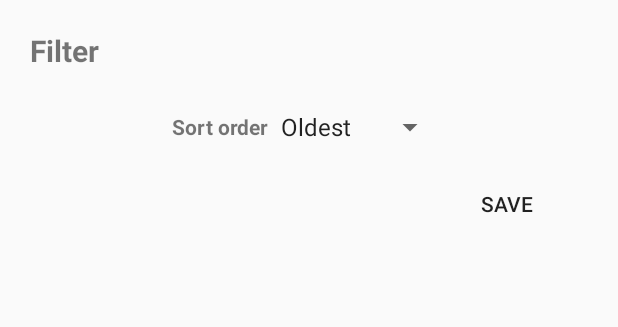
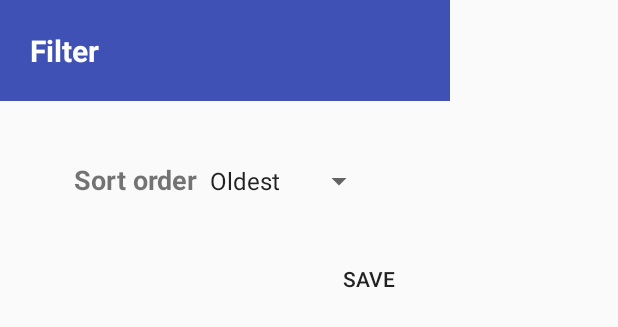
Before and after one commit to aayazkhan/NewYorkTimesAPI, an Android app: the layout dialog_filter.xml on its own in the app's theme, with its tools: preview values and no code run, on a phone screen of 412 x 824 dp. Shown: the top 327 px of the screen. Run offline under Robolectric (Android 15) with nearby library versions, the phone set to English and light mode, and no system bars.

Commit message:
4rd Commit

```diff
--- a/app/build.gradle
+++ b/app/build.gradle
@@ -4,7 +4,7 @@ android {
     compileSdkVersion 27
     defaultConfig {
         applicationId "com.newyorktimesapi.example"
-        minSdkVersion 14
+        minSdkVersion 15
         targetSdkVersion 27
         versionCode 1
         versionName "1.0"
@@ -47,8 +47,6 @@ dependencies {
     implementation 'com.squareup.picasso:picasso:2.5.2'
     implementation 'com.jakewharton.picasso:picasso2-okhttp3-downloader:1.0.2'
 
-    implementation 'com.android.support.constraint:constraint-layout:1.1.3'
     testImplementation 'junit:junit:4.12'
-    androidTestImplementation 'com.android.support.test:runner:1.0.2'
-    androidTestImplementation 'com.android.support.test.espresso:espresso-core:3.0.2'
+    testImplementation 'org.mockito:mockito-all:1.10.19'
 }
--- a/app/src/main/java/com/newyorktimesapi/example/MainActivity.java
+++ b/app/src/main/java/com/newyorktimesapi/example/MainActivity.java
@@ -3,7 +3,6 @@ package com.newyorktimesapi.example;
 import android.app.Dialog;
 import android.support.v4.view.MenuItemCompat;
 import android.support.v4.widget.DrawerLayout;
-import android.support.v7.app.ActionBarDrawerToggle;
 import android.support.v7.app.AppCompatActivity;
 import android.os.Bundle;
 import android.support.v7.widget.DividerItemDecoration;
@@ -44,8 +43,9 @@ public class MainActivity extends AppCompatActivity implements IMainActivityView
     @BindView(R.id.recyclerView)
     RecyclerView recyclerView;
 
+    private WebServiceCalls.Data data;
+
     private RecyclerViewAdapter recyclerViewAdapter;
-
     private MainActivityPresenter presenter;
 
     private Dialog filterDialog = null;
@@ -64,16 +64,18 @@ public class MainActivity extends AppCompatActivity implements IMainActivityView
         recyclerView.setLayoutManager(new LinearLayoutManager(this));
         recyclerView.addItemDecoration(new DividerItemDecoration(MainActivity.this, DividerItemDecoration.VERTICAL));
 
-        WebServiceCalls.Data data = new WebServiceCalls(service).new Data();
+        data = new WebServiceCalls(service).new Data();
 
+        downloadDataAndShow();
+    }
+
+    private void downloadDataAndShow() {
         data.getDetails(MainActivity.this, "29c609617ba4444488768d34ba666018", new NetworkOperations(true) {
+
             @Override
             public void onSuccess(Bundle msg) {
-
                 ArrayList<Result> results = (ArrayList<Result>) msg.getSerializable("data");
-
                 presenter = new MainActivityPresenter(MainActivity.this, results);
-
             }
 
             @Override
@@ -81,7 +83,6 @@ public class MainActivity extends AppCompatActivity implements IMainActivityView
                 PopMessage.makelongtoast(MainActivity.this, msg.getString("message"));
             }
         });
-
     }
 
     @Override
@@ -141,12 +142,11 @@ public class MainActivity extends AppCompatActivity implements IMainActivityView
             }
 
             final Spinner spinnerSortOrder = (Spinner) filterDialog.findViewById(R.id.spinnerSortOrder);
+
             Button btnSubmit = (Button) filterDialog.findViewById(R.id.btnSubmit);
             btnSubmit.setOnClickListener(new View.OnClickListener() {
                 @Override
                 public void onClick(View v) {
-                    //TODO
-
                     String orderBy = spinnerSortOrder.getSelectedItem().toString();
 
                     presenter.updateFilter(orderBy, recyclerViewAdapter.getResults());
--- a/app/src/main/res/layout/dialog_filter.xml
+++ b/app/src/main/res/layout/dialog_filter.xml
@@ -1,32 +1,41 @@
 <?xml version="1.0" encoding="utf-8"?>
 <LinearLayout xmlns:android="http://schemas.android.com/apk/res/android"
-    xmlns:tools="http://schemas.android.com/tools"
-    android:layout_width="match_parent"
+    android:layout_width="300dp"
     android:layout_height="wrap_content"
-    android:orientation="vertical"
-    android:padding="20dp">
+    android:orientation="vertical">
 
     <TextView
         android:id="@+id/textTitle"
-        android:layout_width="wrap_content"
+        android:layout_width="match_parent"
         android:layout_height="wrap_content"
+        android:background="@color/colorPrimary"
+        android:padding="20dp"
         android:text="Filter"
-        android:textSize="20dp"
+        android:textColor="@android:color/white"
+        android:textSize="20sp"
         android:textStyle="bold" />
 
     <LinearLayout
-        android:layout_width="wrap_content"
+        android:layout_width="match_parent"
+        android:layout_height="wrap_content"
+        android:orientation="vertical">
+
+        <LinearLayout
+            android:layout_width="match_parent"
             android:layout_height="wrap_content"
             android:layout_gravity="center"
+            android:layout_marginLeft="20dp"
+            android:layout_marginRight="20dp"
             android:layout_marginTop="20dp"
-        android:gravity="center_vertical"
+            android:gravity="center_horizontal"
             android:orientation="horizontal"
-        android:padding="5dp">
+            android:padding="20dp">
 
             <TextView
                 android:layout_width="wrap_content"
                 android:layout_height="wrap_content"
                 android:text="Sort order"
+                android:textSize="18sp"
                 android:textStyle="bold" />
 
             <Spinner
@@ -37,11 +46,13 @@
 
         </LinearLayout>
 
+    </LinearLayout>
+
     <Button
         android:id="@+id/btnSubmit"
         android:layout_width="wrap_content"
         android:layout_height="wrap_content"
-        android:layout_gravity="right"
+        android:layout_gravity="end"
         android:layout_margin="10dp"
         android:background="@null"
         android:text="save" />
--- a/build.gradle
+++ b/build.gradle
@@ -19,6 +19,7 @@ allprojects {
     repositories {
         google()
         jcenter()
+
     }
 }
 
```
Lines whose indentation alone changed are shown as unchanged.
